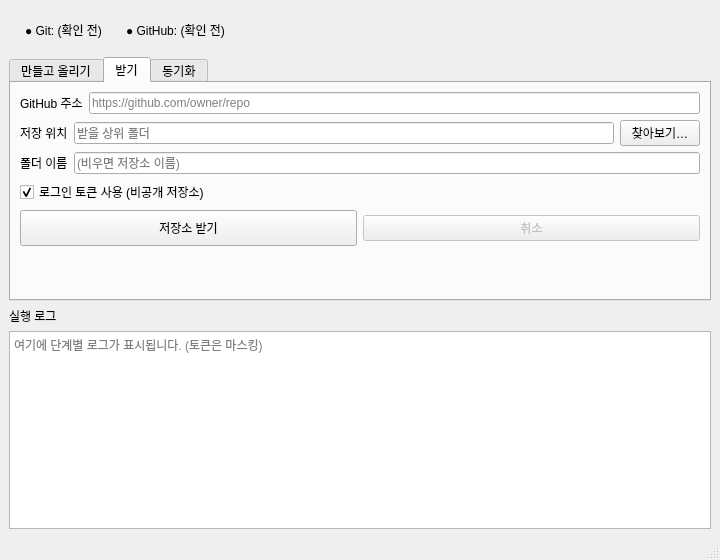
This is ui/main_window.ui in seongbin45/CloneUp as Qt 5 draws it before an edit. The edited form follows.
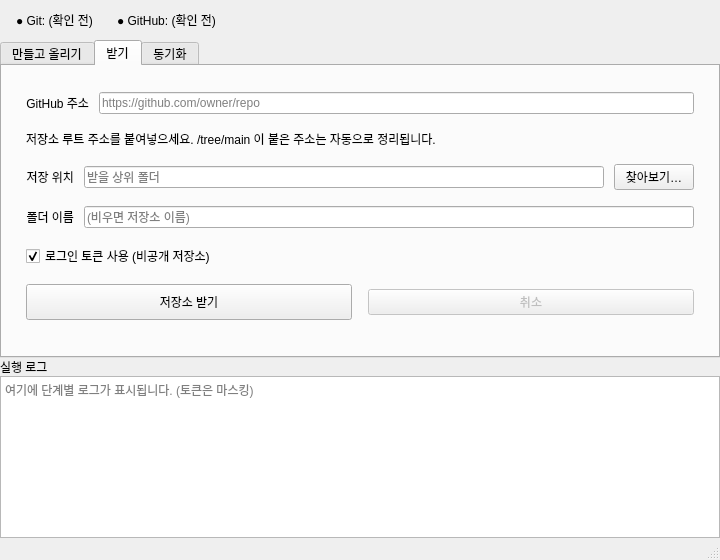
This is the edited form. The open tabs and pages were chosen to show the change.

Commit message:
style: phase 3 — 92px form label grid and tab content margins
Align Publish/Clone/Sync form rows to the desin mock (fixed label width, right-aligned labels, checkbox indent, clone URL hint, sync primary button order).

```diff
--- a/ui/main_window.ui
+++ b/ui/main_window.ui
@@ -15,6 +15,21 @@
   </property>
   <widget class="QWidget" name="centralwidget">
    <layout class="QVBoxLayout" name="verticalLayout">
+    <property name="spacing">
+     <number>0</number>
+    </property>
+    <property name="leftMargin">
+     <number>0</number>
+    </property>
+    <property name="topMargin">
+     <number>0</number>
+    </property>
+    <property name="rightMargin">
+     <number>0</number>
+    </property>
+    <property name="bottomMargin">
+     <number>0</number>
+    </property>
     <item>
      <widget class="QWidget" name="statusBarFrame">
       <property name="minimumSize">
@@ -250,13 +265,34 @@
         <string>받기</string>
        </attribute>
        <layout class="QVBoxLayout" name="verticalLayoutClone">
+        <property name="spacing">
+         <number>16</number>
+        </property>
+        <property name="leftMargin">
+         <number>24</number>
+        </property>
+        <property name="topMargin">
+         <number>26</number>
+        </property>
+        <property name="rightMargin">
+         <number>24</number>
+        </property>
+        <property name="bottomMargin">
+         <number>22</number>
+        </property>
         <item>
          <layout class="QHBoxLayout" name="cloneUrlLayout">
+          <property name="spacing">
+           <number>10</number>
+          </property>
           <item>
            <widget class="QLabel" name="labelCloneUrl">
             <property name="text">
              <string>GitHub 주소</string>
             </property>
+            <property name="alignment">
+             <set>Qt::AlignmentFlag::AlignRight|Qt::AlignmentFlag::AlignVCenter</set>
+            </property>
            </widget>
           </item>
           <item>
@@ -268,13 +304,29 @@
           </item>
          </layout>
         </item>
+        <item>
+         <widget class="QLabel" name="labelCloneHint">
+          <property name="text">
+           <string>저장소 루트 주소를 붙여넣으세요. /tree/main 이 붙은 주소는 자동으로 정리됩니다.</string>
+          </property>
+          <property name="wordWrap">
+           <bool>true</bool>
+          </property>
+         </widget>
+        </item>
         <item>
          <layout class="QHBoxLayout" name="cloneParentLayout">
+          <property name="spacing">
+           <number>10</number>
+          </property>
           <item>
            <widget class="QLabel" name="labelCloneParent">
             <property name="text">
              <string>저장 위치</string>
             </property>
+            <property name="alignment">
+             <set>Qt::AlignmentFlag::AlignRight|Qt::AlignmentFlag::AlignVCenter</set>
+            </property>
            </widget>
           </item>
           <item>
@@ -295,11 +347,17 @@
         </item>
         <item>
          <layout class="QHBoxLayout" name="cloneDirNameLayout">
+          <property name="spacing">
+           <number>10</number>
+          </property>
           <item>
            <widget class="QLabel" name="labelCloneDirName">
             <property name="text">
              <string>폴더 이름</string>
             </property>
+            <property name="alignment">
+             <set>Qt::AlignmentFlag::AlignRight|Qt::AlignmentFlag::AlignVCenter</set>
+            </property>
            </widget>
           </item>
           <item>
```
Left out of the diff: 83 changed lines with no effect on the pictures. The commit also changes 2 other files.
